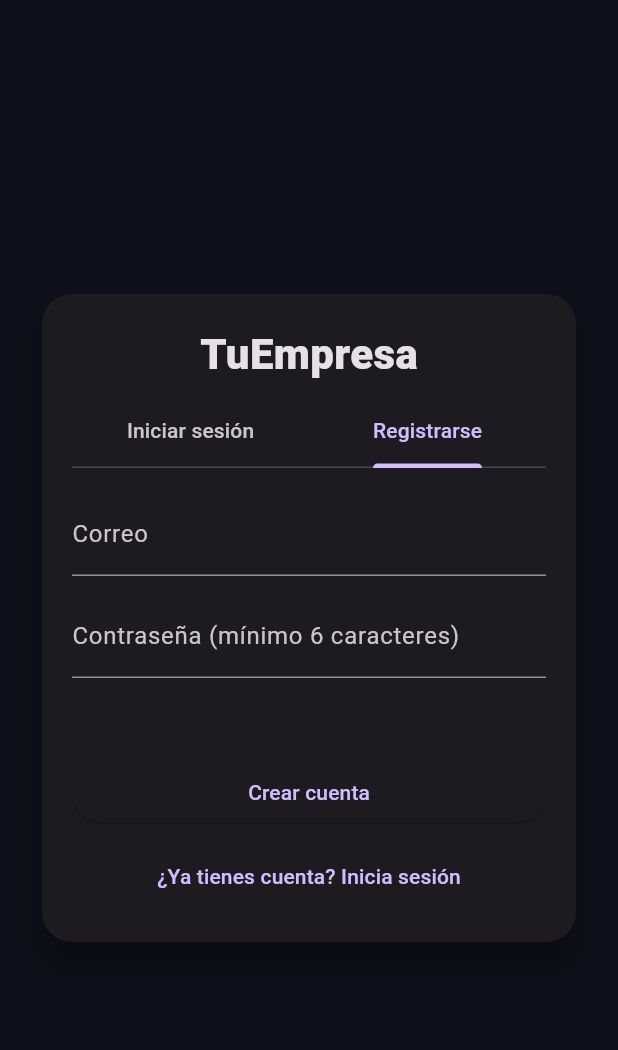
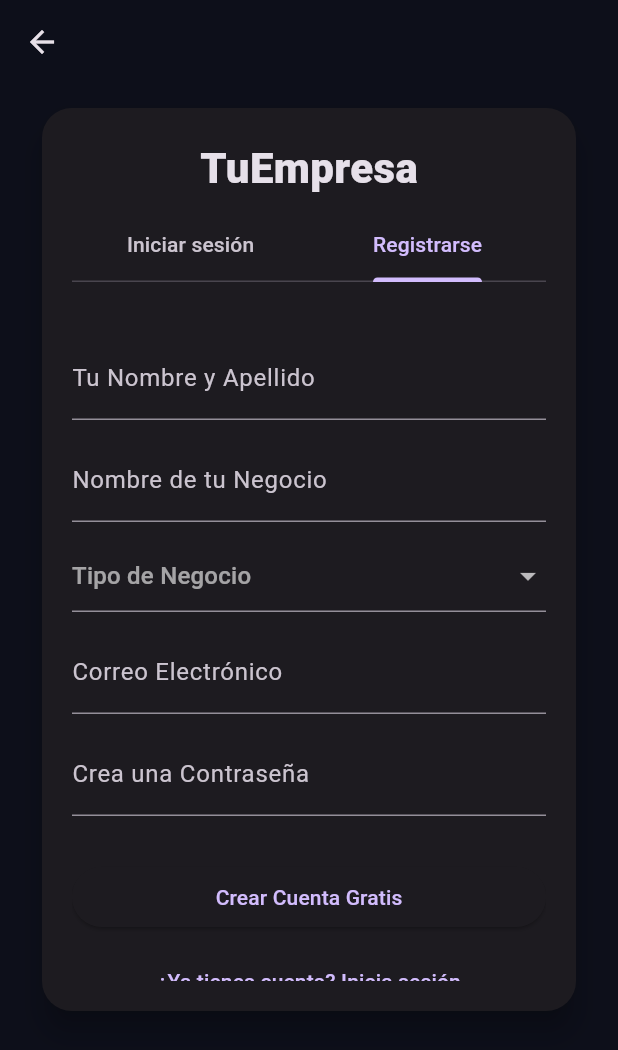
Before and after one commit to lYostl/Proyecto-Final, a Flutter app: the AuthPage screen opened by its route, tab 2 chosen, on a phone screen of 412 x 824 dp. Shown: the top 1050 px of the screen. Run offline on Flutter 3.47's test engine with Material 3 defaults, Android fonts, the light colour scheme and no system bars; our stand-ins replace cloud_firestore, firebase_auth, firebase_core, fl_chart, table_calendar; accounts and stored records are empty.

Commit message:
agregar nuevo registro de inicio de sesión con mas datos y conectada a bd

```diff
--- a/lib/auth/auth_page.dart
+++ b/lib/auth/auth_page.dart
@@ -8,14 +8,30 @@ class AuthPage extends StatefulWidget {
   State<AuthPage> createState() => _AuthPageState();
 }
 
-class _AuthPageState extends State<AuthPage> with SingleTickerProviderStateMixin {
+class _AuthPageState extends State<AuthPage>
+    with SingleTickerProviderStateMixin {
+  // Claves para los formularios de validación
   final _loginFormKey = GlobalKey<FormState>();
   final _regFormKey = GlobalKey<FormState>();
 
+  // Controladores para Login
   final _loginEmailCtrl = TextEditingController();
   final _loginPassCtrl = TextEditingController();
+
+  // Controladores para Registro
+  final _regNombreCtrl = TextEditingController();
+  final _regNegocioNombreCtrl = TextEditingController();
   final _regEmailCtrl = TextEditingController();
   final _regPassCtrl = TextEditingController();
+  String? _tipoNegocioSeleccionado;
+  final List<String> _tiposDeNegocio = [
+    'Barbería',
+    'Peluquería',
+    'Salón de Belleza',
+    'Spa',
+    'Manicure',
+    'Otro',
+  ];
 
   bool _loading = false;
   late TabController _tab;
@@ -24,13 +40,15 @@ class _AuthPageState extends State<AuthPage> with SingleTickerProviderStateMixin
   @override
   void initState() {
     super.initState();
-    _tab = TabController(length: 2, vsync: this); // 0: login, 1: register
+    _tab = TabController(length: 2, vsync: this);
   }
 
   @override
   void dispose() {
     _loginEmailCtrl.dispose();
     _loginPassCtrl.dispose();
+    _regNombreCtrl.dispose();
+    _regNegocioNombreCtrl.dispose();
     _regEmailCtrl.dispose();
     _regPassCtrl.dispose();
     _tab.dispose();
@@ -38,14 +56,19 @@ class _AuthPageState extends State<AuthPage> with SingleTickerProviderStateMixin
   }
 
   // Validadores
+  String? _textValidator(String? v) {
+    if (v == null || v.trim().isEmpty) return 'Este campo es obligatorio';
+    return null;
+  }
+
   String? _emailValidator(String? v) {
-    if (v == null || v.trim().isEmpty) return 'Faltan rellenar datos';
-    if (!v.contains('@')) return 'El correo debe contener @';
+    if (v == null || v.trim().isEmpty) return 'El correo es obligatorio';
+    if (!v.contains('@')) return 'El correo no es válido';
     return null;
   }
 
   String? _passwordValidator(String? v) {
-    if (v == null || v.isEmpty) return 'Faltan rellenar datos';
+    if (v == null || v.isEmpty) return 'La contraseña es obligatoria';
     if (v.length < 6) return 'Mínimo 6 caracteres';
     return null;
   }
@@ -53,61 +76,80 @@ class _AuthPageState extends State<AuthPage> with SingleTickerProviderStateMixin
   Future<void> _doLogin() async {
     if (!_loginFormKey.currentState!.validate()) return;
     setState(() => _loading = true);
-    final err = await _auth.signInWithEmail(
+    final err = await _auth.signIn(
       email: _loginEmailCtrl.text.trim(),
       password: _loginPassCtrl.text.trim(),
     );
+    if (mounted && err != null) {
       setState(() => _loading = false);
-
-    if (err == null) {
-      if (!mounted) return;
-      Navigator.pushReplacementNamed(context, '/dashboard');
-    } else {
-      if (err.contains('no está verificado')) {
-        _showSnack(err, action: TextButton(
-          onPressed: () async {
-            final e = await _auth.sendVerificationEmail();
-            if (mounted) {
-              _showSnack(e == null ? 'Enlace reenviado. Revisa tu correo.' : e);
-            }
-          },
-          child: const Text('Reenviar', style: TextStyle(color: Colors.white)),
-        ));
-      } else {
       _showSnack(err);
-      }
     }
   }
 
   Future<void> _doRegister() async {
     if (!_regFormKey.currentState!.validate()) return;
+    if (_tipoNegocioSeleccionado == null) {
+      _showSnack('Por favor, selecciona un tipo de negocio.');
+      return;
+    }
+
     setState(() => _loading = true);
-    final err = await _auth.registerWithEmail(
+
+    final err = await _auth.signUp(
       email: _regEmailCtrl.text.trim(),
       password: _regPassCtrl.text.trim(),
+      nombre: _regNombreCtrl.text.trim(),
+      nombreNegocio: _regNegocioNombreCtrl.text.trim(),
+      tipoNegocio: _tipoNegocioSeleccionado!,
     );
+
+    if (mounted) {
       setState(() => _loading = false);
-
-    if (err == null) {
-      if (!mounted) return;
-      _showSnack('Te has registrado exitosamente. Verifica tu correo para poder iniciar sesión.');
-      _tab.animateTo(0); // ir a Login
+      if (err != null) {
+        _showSnack(err);
       } else {
-      _showSnack(err);
+        _showSnack(
+          '¡Registro exitoso! Revisa tu correo para verificar la cuenta y poder iniciar sesión.',
+        );
+        _tab.animateTo(0);
+      }
     }
   }
 
-  void _showSnack(String msg, {Widget? action}) {
+  void _showSnack(String msg) {
     ScaffoldMessenger.of(context).showSnackBar(
-      SnackBar(content: Text(msg), action: action == null ? null : SnackBarAction(label: '', onPressed: () {}), behavior: SnackBarBehavior.floating),
+      SnackBar(content: Text(msg), behavior: SnackBarBehavior.floating),
     );
   }
 
   @override
   Widget build(BuildContext context) {
-    final card = Card(
+    // --- CAMBIO CLAVE: Envolvemos todo el Scaffold en un GestureDetector ---
+    // Esto nos permite cerrar el teclado al tocar fuera de un campo de texto.
+    return GestureDetector(
+      onTap: () => FocusScope.of(context).unfocus(),
+      child: Scaffold(
+        appBar: AppBar(
+          leading: IconButton(
+            icon: const Icon(Icons.arrow_back),
+            onPressed: () => Navigator.of(context).pop(),
+          ),
+          backgroundColor: Colors.transparent,
+          elevation: 0,
+        ),
+        // --- CAMBIO CLAVE: Hacemos que toda la página pueda hacer scroll ---
+        body: SingleChildScrollView(
+          child: Center(
+            child: Padding(
+              padding: const EdgeInsets.symmetric(
+                horizontal: 24.0,
+                vertical: 12.0,
+              ),
+              child: Card(
                 elevation: 8,
-      shape: RoundedRectangleBorder(borderRadius: BorderRadius.circular(20)),
+                shape: RoundedRectangleBorder(
+                  borderRadius: BorderRadius.circular(20),
+                ),
                 child: SizedBox(
                   width: 460,
                   child: Padding(
@@ -115,22 +157,48 @@ class _AuthPageState extends State<AuthPage> with SingleTickerProviderStateMixin
                     child: Column(
                       mainAxisSize: MainAxisSize.min,
                       children: [
-              const Text('TuEmpresa', style: TextStyle(fontSize: 28, fontWeight: FontWeight.w800)),
+                        const Text(
+                          'TuEmpresa',
+                          style: TextStyle(
+                            fontSize: 28,
+                            fontWeight: FontWeight.w800,
+                          ),
+                        ),
                         const SizedBox(height: 8),
                         TabBar(
                           controller: _tab,
-                tabs: const [Tab(text: 'Iniciar sesión'), Tab(text: 'Registrarse')],
+                          tabs: const [
+                            Tab(text: 'Iniciar sesión'),
+                            Tab(text: 'Registrarse'),
+                          ],
                         ),
                         const SizedBox(height: 16),
+                        // Quitamos la altura fija y dejamos que el contenido decida su tamaño
                         SizedBox(
-                height: 280,
+                          height: 450,
                           child: TabBarView(
                             controller: _tab,
-                  children: [
-                    // LOGIN
-                    Form(
+                            children: [_buildLoginForm(), _buildRegisterForm()],
+                          ),
+                        ),
+                      ],
+                    ),
+                  ),
+                ),
+              ),
+            ),
+          ),
+        ),
+      ),
+    );
+  }
+
+  // El formulario de Login no necesita scroll, así que se queda igual
+  Widget _buildLoginForm() {
+    return Form(
       key: _loginFormKey,
       child: Column(
+        mainAxisAlignment: MainAxisAlignment.center,
         children: [
           TextFormField(
             controller: _loginEmailCtrl,
@@ -142,7 +210,8 @@ class _AuthPageState extends State<AuthPage> with SingleTickerProviderStateMixin
           TextFormField(
             controller: _loginPassCtrl,
             decoration: const InputDecoration(labelText: 'Contraseña'),
-                            validator: (v) => (v == null || v.isEmpty) ? 'Faltan rellenar datos' : null,
+            validator: (v) =>
+                (v == null || v.isEmpty) ? 'Ingresa tu contraseña' : null,
             obscureText: true,
           ),
           const Spacer(),
@@ -150,7 +219,13 @@ class _AuthPageState extends State<AuthPage> with SingleTickerProviderStateMixin
             width: double.infinity,
             child: ElevatedButton(
               onPressed: _loading ? null : _doLogin,
-                              child: _loading ? const SizedBox(height: 20, width: 20, child: CircularProgressIndicator(strokeWidth: 2)) : const Text('Entrar'),
+              child: _loading
+                  ? const SizedBox(
+                      height: 20,
+                      width: 20,
+                      child: CircularProgressIndicator(strokeWidth: 2),
+                    )
+                  : const Text('Entrar'),
             ),
           ),
           const SizedBox(height: 8),
@@ -160,32 +235,74 @@ class _AuthPageState extends State<AuthPage> with SingleTickerProviderStateMixin
           ),
         ],
       ),
-                    ),
+    );
+  }
 
-                    // REGISTRO
-                    Form(
+  // --- CAMBIO CLAVE: El formulario de Registro ahora tiene su propio Scroll ---
+  // por si el contenido sigue siendo muy alto en pantallas pequeñas.
+  Widget _buildRegisterForm() {
+    return Form(
       key: _regFormKey,
+      child: SingleChildScrollView(
         child: Column(
           children: [
+            const SizedBox(height: 20), // Espacio extra al inicio
+            TextFormField(
+              controller: _regNombreCtrl,
+              decoration: const InputDecoration(
+                labelText: 'Tu Nombre y Apellido',
+              ),
+              validator: _textValidator,
+            ),
+            const SizedBox(height: 12),
+            TextFormField(
+              controller: _regNegocioNombreCtrl,
+              decoration: const InputDecoration(
+                labelText: 'Nombre de tu Negocio',
+              ),
+              validator: _textValidator,
+            ),
+            const SizedBox(height: 12),
+            DropdownButtonFormField<String>(
+              value: _tipoNegocioSeleccionado,
+              hint: const Text('Tipo de Negocio'),
+              onChanged: (String? newValue) =>
+                  setState(() => _tipoNegocioSeleccionado = newValue),
+              items: _tiposDeNegocio.map((tipo) {
+                return DropdownMenuItem<String>(value: tipo, child: Text(tipo));
+              }).toList(),
+              validator: (value) => value == null ? 'Selecciona un tipo' : null,
+            ),
+            const SizedBox(height: 12),
             TextFormField(
               controller: _regEmailCtrl,
-                            decoration: const InputDecoration(labelText: 'Correo'),
+              decoration: const InputDecoration(
+                labelText: 'Correo Electrónico',
+              ),
               validator: _emailValidator,
               keyboardType: TextInputType.emailAddress,
             ),
             const SizedBox(height: 12),
             TextFormField(
               controller: _regPassCtrl,
-                            decoration: const InputDecoration(labelText: 'Contraseña (mínimo 6 caracteres)'),
+              decoration: const InputDecoration(
+                labelText: 'Crea una Contraseña',
+              ),
               validator: _passwordValidator,
               obscureText: true,
             ),
-                          const Spacer(),
+            const SizedBox(height: 30),
             SizedBox(
               width: double.infinity,
               child: ElevatedButton(
                 onPressed: _loading ? null : _doRegister,
-                              child: _loading ? const SizedBox(height: 20, width: 20, child: CircularProgressIndicator(strokeWidth: 2)) : const Text('Crear cuenta'),
+                child: _loading
+                    ? const SizedBox(
+                        height: 20,
+                        width: 20,
+                        child: CircularProgressIndicator(strokeWidth: 2),
+                      )
+                    : const Text('Crear Cuenta Gratis'),
               ),
             ),
             const SizedBox(height: 8),
@@ -196,22 +313,6 @@ class _AuthPageState extends State<AuthPage> with SingleTickerProviderStateMixin
           ],
         ),
       ),
-                  ],
-                ),
-              ),
-            ],
-          ),
-        ),
-      ),
-    );
-
-    return Scaffold(
-      body: Center(
-        child: Padding(
-          padding: const EdgeInsets.all(24),
-          child: card,
-        ),
-      ),
     );
   }
 }
```
Also changed, not shown: lib/services/auth_service.dart (+45 -52 lines). Lines whose indentation alone changed are shown as unchanged.
